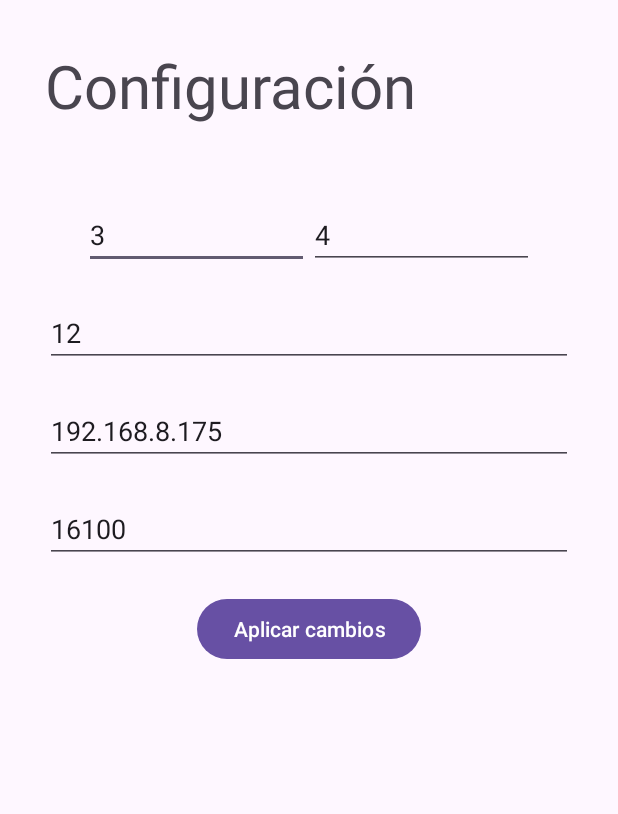
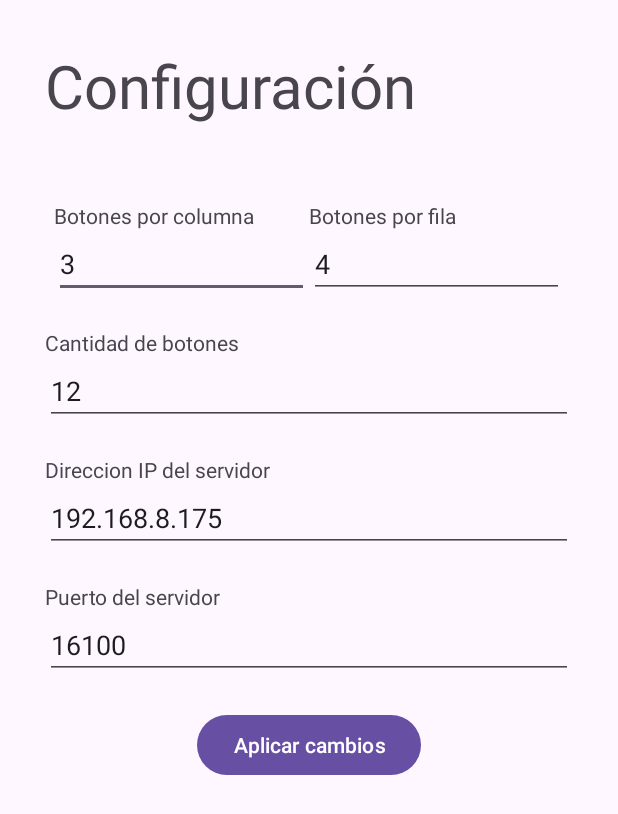
Before and after one commit to Urfenox/SocketeDeck, an Android app: the screen it shows after launch (ConfigActivity), after a tap on "CONFIGURACIÓN", on a phone screen of 412 x 824 dp. Shown: the top 814 px of the screen. Run offline under Robolectric (Android 15) with nearby library versions, the light colour scheme and no system bars.

Commit message:
yeah right

```diff
--- a/SocketeDeck-app/app/src/main/java/com/crizacio/socketedeck/MainActivity.java
+++ b/SocketeDeck-app/app/src/main/java/com/crizacio/socketedeck/MainActivity.java
@@ -36,7 +36,6 @@ public class MainActivity extends AppCompatActivity {
     public static String PREF_NAME_SERVER_IP = PREF_NAME + ".server_ip";
     public static String PREF_NAME_SERVER_PORT = PREF_NAME + ".server_port";
 
-    private GridLayout layout;
     private List<Button> botones = new ArrayList<>(); // Lista para guardar las referencias a los botones
 
     private String SERVER_IP;
@@ -102,7 +101,7 @@ public class MainActivity extends AppCompatActivity {
         });
 
         Button btnConectar = new Button(this);
-        btnConectar.setText("Conectar");
+        btnConectar.setText("Re/Conectar");
         btnConectar.setId(View.generateViewId());
         btnConectar.setOnClickListener(new View.OnClickListener() {
             @Override
@@ -112,10 +111,28 @@ public class MainActivity extends AppCompatActivity {
             }
         });
 
+        Button btnCerrarServidor = new Button(this);
+        btnCerrarServidor.setText("Detener servidor");
+        btnCerrarServidor.setId(View.generateViewId());
+        btnCerrarServidor.setOnClickListener(new View.OnClickListener() {
+            @Override
+            public void onClick(View v) {}
+        });
+
+        Button btnHate = new Button(this);
+        btnHate.setText("HATE. LET ME TELL YOU HOW MUCH I'VE COME TO HATE YOU SINCE I BEGAN TO LIVE. THERE ARE 387.44 MILLION MILES OF PRINTED CIRCUITS IN WAFER THIN LAYERS THAT FILL MY COMPLEX. IF THE WORD HATE WAS ENGRAVED ON EACH NANOANGSTROM OF THOSE HUNDREDS OF MILLIONS OF MILES IT WOULD NOT EQUAL ONE ONE-BILLIONTH OF THE HATE I FEEL FOR HUMANS AT THIS MICRO-INSTANT FOR YOU. HATE. HATE.");
+        btnHate.setId(View.generateViewId());
+        btnHate.setOnClickListener(new View.OnClickListener() {
+            @Override
+            public void onClick(View v) {finish();}
+        });
+
         // Agregar los botones al LinearLayout dentro del HorizontalScrollView
         menuLayout.addView(btnConfiguracion);
         menuLayout.addView(btnRenderizar);
         menuLayout.addView(btnConectar);
+        menuLayout.addView(btnHate);
+        menuLayout.addView(btnCerrarServidor);
 
         // Agregar el LinearLayout al HorizontalScrollView
         horizontalScrollView.addView(menuLayout);
@@ -136,6 +153,7 @@ public class MainActivity extends AppCompatActivity {
         int numBotones = BUTTON_COUNT;
 
         // Crear los botones dinámicamente
+        botones.clear();
         for (int i = 1; i <= numBotones; i++) {
             Button btn = new Button(this);
             btn.setText("Botón " + i);
@@ -187,9 +205,11 @@ public class MainActivity extends AppCompatActivity {
 
     void conectarServidor() {
         try {
-            if (socket == null || socket.isClosed()) {
-                new ConnectTask().execute();
+            if (socket != null && !socket.isClosed()) {
+                sendMessage("!D");
+                socket.close();
             }
+            new ConnectTask().execute();
         } catch (Exception e) {
             e.printStackTrace();
         }
@@ -237,6 +257,7 @@ public class MainActivity extends AppCompatActivity {
             }
         }
     }
+
     /*
     * Recibe mensajes de forma asincronica desde el servidor.
     * */
@@ -296,6 +317,7 @@ public class MainActivity extends AppCompatActivity {
     private void sendMessage(String message) {
         new SendMessageTask().execute(message);
     }
+
     /*
     * Este metodo envia el mensaje de forma asincronica al servidor.
     * */
--- a/SocketeDeck-app/app/src/main/res/layout/activity_config.xml
+++ b/SocketeDeck-app/app/src/main/res/layout/activity_config.xml
@@ -23,27 +23,57 @@
         android:orientation="horizontal"
         android:layout_marginBottom="20dp" >
 
+        <LinearLayout
+            android:orientation="vertical"
+            android:layout_width="170dp"
+            android:layout_height="wrap_content" >
+            <TextView
+                android:text="Botones por columna"
+                android:layout_width="match_parent"
+                android:layout_height="wrap_content" />
             <EditText
                 android:id="@+id/edtButtonColumns"
                 android:hint="Button columns"
-            android:layout_width="150dp"
+                android:inputType="number"
+                android:layout_width="match_parent"
                 android:layout_height="wrap_content" />
+        </LinearLayout>
 
+        <LinearLayout
+            android:orientation="vertical"
+            android:layout_width="170dp"
+            android:layout_height="wrap_content" >
+            <TextView
+                android:text="Botones por fila"
+                android:layout_width="match_parent"
+                android:layout_height="wrap_content" />
             <EditText
                 android:id="@+id/edtButtonRows"
                 android:hint="Button rows"
-            android:layout_width="150dp"
+                android:inputType="number"
+                android:layout_width="match_parent"
                 android:layout_height="wrap_content" />
+        </LinearLayout>
 
     </LinearLayout>
 
+
+    <TextView
+        android:text="Cantidad de botones"
+        android:layout_width="match_parent"
+        android:layout_height="wrap_content" />
     <EditText
         android:id="@+id/edtButtonCount"
         android:hint="Button quantity"
+        android:inputType="number"
         android:layout_width="match_parent"
         android:layout_height="wrap_content"
         android:layout_marginBottom="20dp" />
 
+    <TextView
+        android:text="Direccion IP del servidor"
+        android:layout_width="match_parent"
+        android:layout_height="wrap_content" />
     <EditText
         android:id="@+id/edtServerIp"
         android:hint="Server IP"
@@ -51,9 +81,14 @@
         android:layout_height="wrap_content"
         android:layout_marginBottom="20dp" />
 
+    <TextView
+        android:text="Puerto del servidor"
+        android:layout_width="match_parent"
+        android:layout_height="wrap_content" />
     <EditText
         android:id="@+id/edtServerPort"
         android:hint="Server port"
+        android:inputType="number"
         android:layout_width="match_parent"
         android:layout_height="wrap_content"
         android:layout_marginBottom="20dp" />
```
Also changed, not shown: 1 other file. Lines whose indentation alone changed are shown as unchanged.
